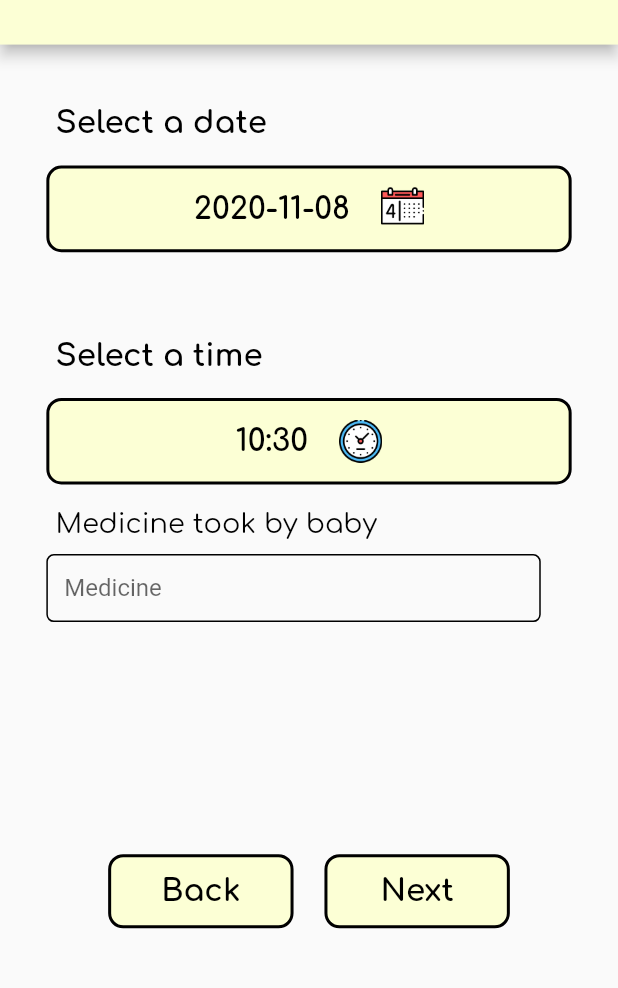
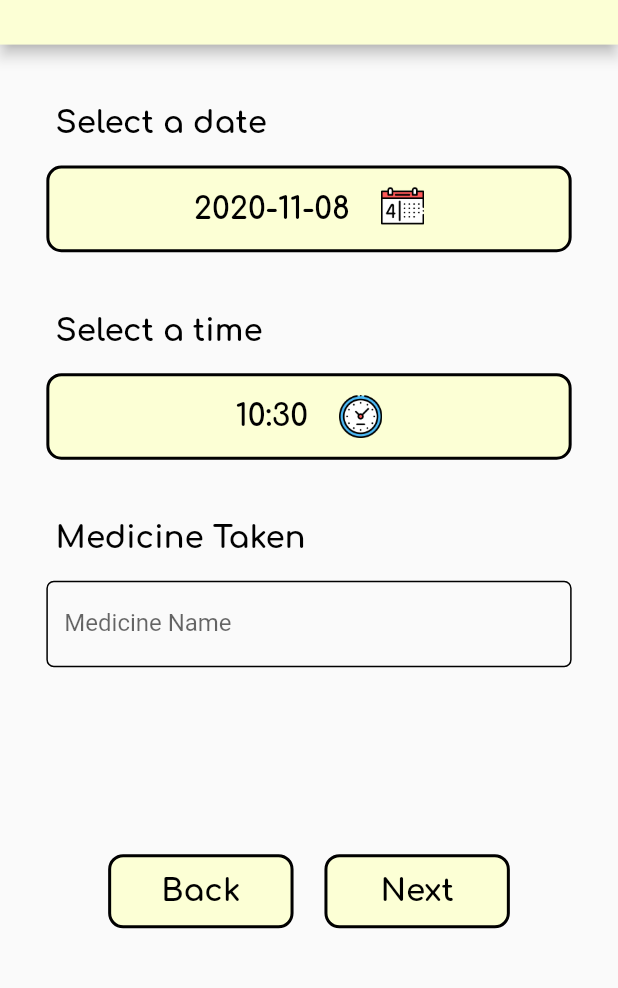
Before and after one commit to laipenghung/Bundle-Of-Joy, a Flutter app: the BabyTempAdd1 screen opened directly, on a phone screen of 412 x 824 dp, the part 79-1067 px from its top. Run offline on Flutter 3.47's test engine with Material 2 defaults, Android fonts, the phone set to English and light mode, and no system bars; our stand-ins replace cloud_firestore, firebase_auth, firebase_core, fl_chart, flutter_form_builder, flutter_local_notifications and 10 more; missing offline and left inert: dart:ffi, flare_splash_screen, flutter_facebook_login, flutter_phone_direct_caller, fluttercontactpicker; accounts and stored records are empty.

Commit message:
UI update
Change some label

```diff
--- a/main/bundle_of_joy/lib/careForBaby/babyTemp/babyTemp_add_dateTime.dart
+++ b/main/bundle_of_joy/lib/careForBaby/babyTemp/babyTemp_add_dateTime.dart
@@ -238,7 +238,7 @@ class _BabyTempAdd1State extends State<BabyTempAdd1> {
                     ),
                   ),
                   Container(
-                    margin: EdgeInsets.only(top: MediaQuery.of(context).size.height * 0.07, left: MediaQuery.of(context).size.width * 0.03),
+                    margin: EdgeInsets.only(top: MediaQuery.of(context).size.height * 0.05, left: MediaQuery.of(context).size.width * 0.03),
                     width: MediaQuery.of(context).size.width * 0.85,
                     child: Text(
                       "Select a time",
@@ -290,28 +290,26 @@ class _BabyTempAdd1State extends State<BabyTempAdd1> {
                       }),
 
                   Container(
-                    margin: EdgeInsets.only(top: MediaQuery.of(context).size.height * 0.02, left: MediaQuery.of(context).size.width * 0.03),
+                    margin: EdgeInsets.only(top: MediaQuery.of(context).size.height * 0.05, left: MediaQuery.of(context).size.width * 0.03),
                     width: MediaQuery.of(context).size.width * 0.85,
                     child: Text(
-                      "Medicine took by baby",
+                      "Medicine Taken",
                       style: TextStyle(
                         fontFamily: 'Comfortaa',
-                        fontSize: MediaQuery.of(context).size.height * 0.022,
+                        fontWeight: FontWeight.bold,
+                        fontSize: MediaQuery.of(context).size.height * 0.025,
                         color: Colors.black,
                       ),
                     ),
                   ),
                   Container(
-                    margin: EdgeInsets.only(
-                      top: 10,
-                    ),
+                    margin: EdgeInsets.only(top: MediaQuery.of(context).size.height * 0.02),
                     width: MediaQuery.of(context).size.width * 0.85,
-                    height: MediaQuery.of(context).size.height * 0.055,
                     child: Row(
                       children: [
                         Container(
-                          width: MediaQuery.of(context).size.width * 0.8,
-                          height: MediaQuery.of(context).size.height * 0.055,
+                          width: MediaQuery.of(context).size.width * 0.85,
+                          height: MediaQuery.of(context).size.height * 0.07,
                           child: Form(
                             child: TextFormField(
                               controller: medsController,
@@ -319,7 +317,7 @@ class _BabyTempAdd1State extends State<BabyTempAdd1> {
                                 setState(() => inputMeds = val);
                               },
                               decoration: new InputDecoration(
-                                labelText: "Medicine",
+                                labelText: "Medicine Name",
                                 enabledBorder: OutlineInputBorder(
                                   borderRadius: BorderRadius.circular(5.0),
                                   borderSide: BorderSide(
```
Also changed, not shown: main/bundle_of_joy/lib/careForBaby/babyTemp/babyTemp_add_temp.dart (+14 -8 lines), main/bundle_of_joy/lib/careForBaby/babyTemp/babyTemp_recordList_done.dart (+5 -3 lines), main/bundle_of_joy/lib/careForBaby/babyTemp/babyTemp_summary_pending.dart (+35 -29 lines), main/bundle_of_joy/assets/icons/medicine.png (added), main/bundle_of_joy/assets/icons/temp.png (added).
